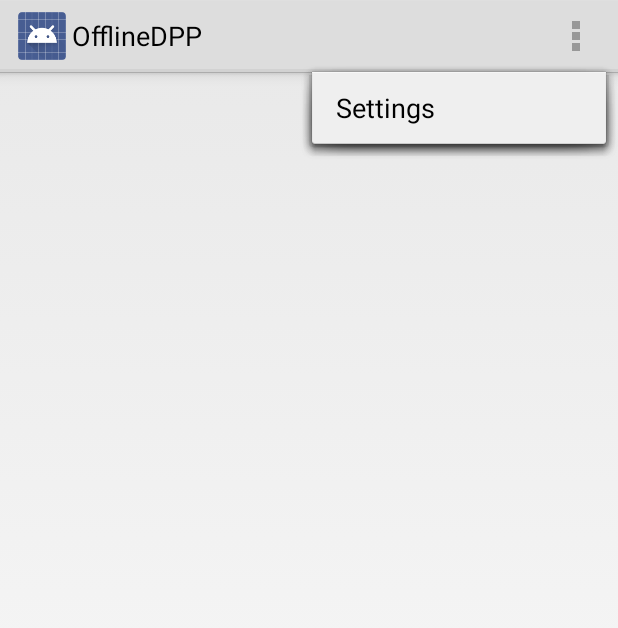
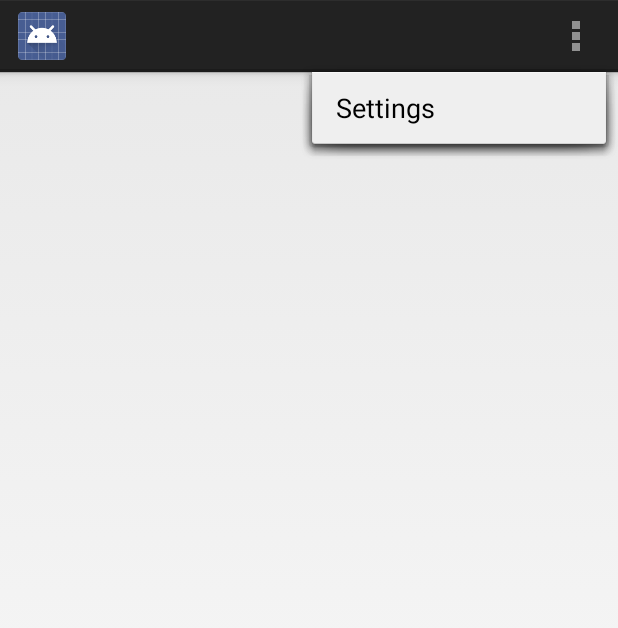
Before and after one commit to tantecky/android, an Android app: the screen it shows after launch (MainActivity), with the options menu open, on a phone screen of 412 x 824 dp. Shown: the top 628 px of the screen. Run offline under Robolectric (Android 15) with nearby library versions, the phone set to English and light mode, and no system bars.

Commit message:
theme improved + better label hiding

```diff
--- a/OfflineDPP/app/src/main/AndroidManifest.xml
+++ b/OfflineDPP/app/src/main/AndroidManifest.xml
@@ -6,7 +6,7 @@
         android:allowBackup="true"
         android:icon="@mipmap/ic_launcher"
         android:label="@string/app_name"
-        android:theme="@style/AppTheme">
+        android:theme="@style/CustomActionBarTheme">
         <activity android:name=".MainActivity">
             <intent-filter>
                 <action android:name="android.intent.action.MAIN" />
--- a/OfflineDPP/app/src/main/java/com/tantecky/offlinedpp/MainActivity.java
+++ b/OfflineDPP/app/src/main/java/com/tantecky/offlinedpp/MainActivity.java
@@ -14,6 +14,7 @@ public class MainActivity extends Activity {
         setContentView(R.layout.activity_main);
 
         // hide label
+        // styles.xml now handle this
         //getActionBar().setDisplayShowTitleEnabled(false);
     }
 
--- a/OfflineDPP/app/src/main/res/values/styles.xml
+++ b/OfflineDPP/app/src/main/res/values/styles.xml
@@ -1,8 +1,22 @@
 <resources>
 
-    <!-- Base application theme. -->
-    <style name="AppTheme" parent="@android:style/Theme.Holo.Light">
-        <!-- Customize your theme here. -->
+    <!-- the theme applied to the application or activity -->
+    <style name="CustomActionBarTheme"
+        parent="@android:style/Theme.Holo.Light.DarkActionBar">
+        <item name="android:actionBarStyle">@style/MyActionBar</item>
     </style>
 
+    <!-- ActionBar styles -->
+    <style name="MyActionBar"
+        parent="@android:style/Widget.Holo.Light.ActionBar.Solid.Inverse">
+        <item name="android:titleTextStyle">@style/NoTitleText</item>
+        <item name="android:subtitleTextStyle">@style/NoTitleText</item>
+    </style>
+
+    <style name="NoTitleText">
+        <item name="android:textSize">0sp</item>
+        <item name="android:textColor">#00000000</item>
+    </style>
+
+
 </resources>
```
